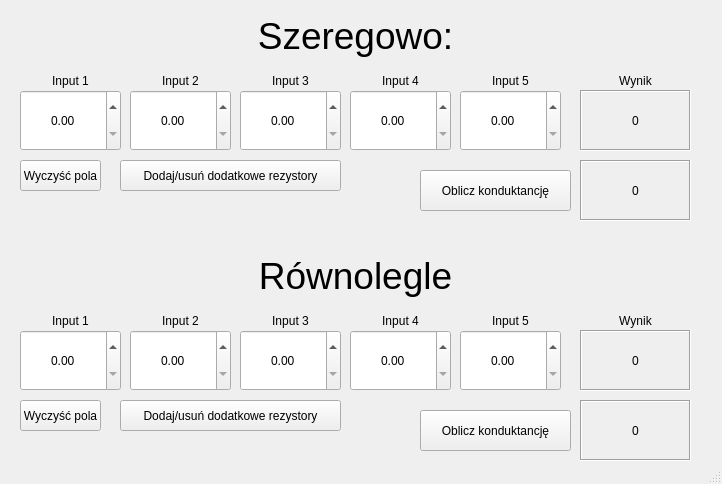
This is mainwindow.ui in 261995/Kalkulator-rezystancji-GUI2 as Qt 5 draws it before an edit. The edited form follows.
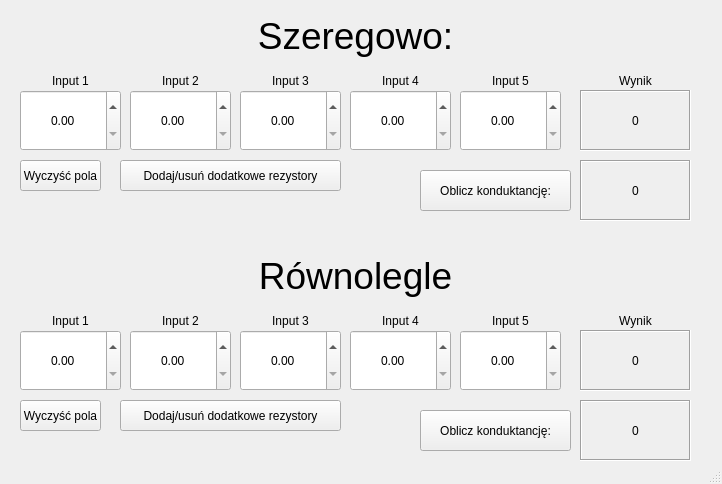
This is the edited form.

Diff of the .ui file:
```diff
--- a/mainwindow.ui
+++ b/mainwindow.ui
@@ -53,7 +53,7 @@
      </rect>
     </property>
     <property name="text">
-     <string>Oblicz konduktancję</string>
+     <string>Oblicz konduktancję:</string>
     </property>
    </widget>
    <widget class="QDoubleSpinBox" name="R2">
@@ -512,7 +512,7 @@
      </rect>
     </property>
     <property name="text">
-     <string>Oblicz konduktancję</string>
+     <string>Oblicz konduktancję:</string>
     </property>
    </widget>
    <widget class="QPushButton" name="dodatkowe_2">
```
Left out of the diff: 12 changed lines with no effect on the pictures.
